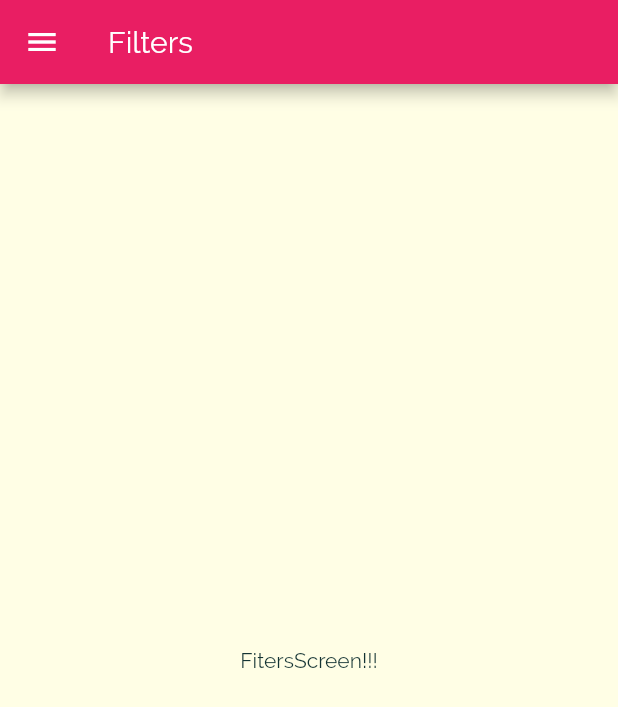
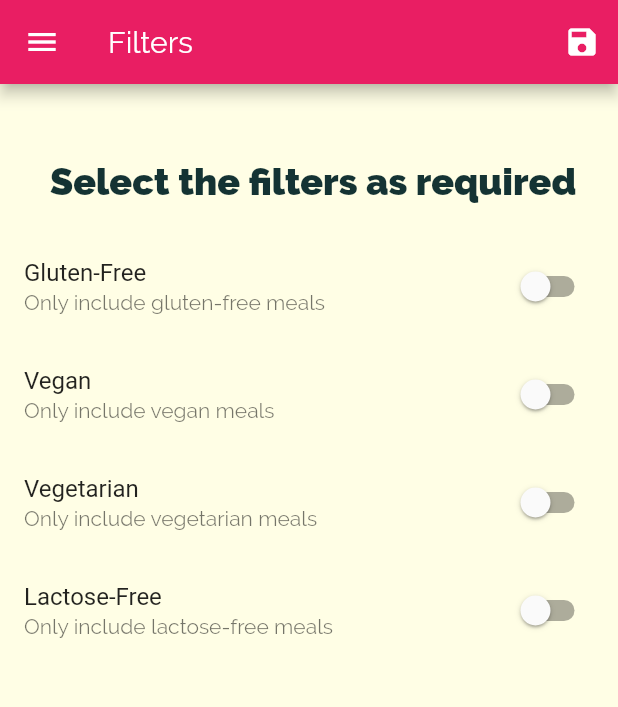
Before and after one commit to shalomalexander/Flutter-Projects, a Flutter app: the FiltersScreen screen opened by its route, on a phone screen of 412 x 824 dp. Shown: the top 707 px of the screen. Run offline on Flutter 3.47's test engine with Material 2 defaults, Android fonts, the phone set to English and light mode, and no system bars.

Commit message:
added filters and favourites

```diff
--- a/meals_app/lib/main.dart
+++ b/meals_app/lib/main.dart
@@ -1,14 +1,73 @@
 import 'package:flutter/material.dart';
-import 'package:meals_app/screens/filters_screen.dart';
+
+import './dummy_data.dart';
+import './screens/filters_screen.dart';
 import './screens/meals_detail_screen.dart';
 import './screens/tabs_screen.dart';
-
 import './screens/categories_screen.dart';
 import './screens/category_meals_screen.dart';
+import 'models/meal.dart';
 
 void main() => runApp(MyApp());
 
-class MyApp extends StatelessWidget {
+class MyApp extends StatefulWidget {
+  @override
+  _MyAppState createState() => _MyAppState();
+}
+
+class _MyAppState extends State<MyApp> {
+  Map<String, bool> _filters = {
+    'gluten': false,
+    'lactose': false,
+    'vegan': false,
+    'vegetarian': false,
+  };
+
+  List<Meal> _availableMeals = DUMMY_MEALS;
+  List<Meal> _favouriteMeals = [];
+
+  void _setFilters(Map<String, bool> filterData) {
+    setState(() {
+      _filters = filterData;
+
+      _availableMeals = DUMMY_MEALS.where((element) {
+        if (_filters['gluten'] && !element.isGlutenFree) {
+          return false;
+        }
+        if (_filters['lactose'] && !element.isLactoseFree) {
+          return false;
+        }
+        if (_filters['vegan'] && !element.isVegan) {
+          return false;
+        }
+        if (_filters['vegetarian'] && !element.isVegetarian) {
+          return false;
+        }
+        return true;
+      }).toList();
+    });
+  }
+
+  void _toggleFavourite(String mealId) {
+    final existingIndex =
+        _favouriteMeals.indexWhere((element) => mealId == element.id);
+
+    if (existingIndex >= 0) {
+      setState(() {
+        _favouriteMeals.removeAt(existingIndex);
+      });
+    } else {
+      setState(() {
+        _favouriteMeals
+            .add(DUMMY_MEALS.firstWhere((element) => mealId == element.id));
+      });
+    }
+  }
+
+  bool isMealFavourite (String mealId) {
+    return _favouriteMeals.any((element) => mealId == element.id);
+  }
+
   @override
   Widget build(BuildContext context) {
     return MaterialApp(
@@ -33,13 +92,15 @@ class MyApp extends StatelessWidget {
       ),
       initialRoute: '/',
       routes: {
-        '/': (ctx) => TabsScreen(),
-        CategoryMealsScreen.routeName: (ctx) => CategoryMealsScreen(),
-        MealsDetailScreen.routeName: (ctx) => MealsDetailScreen(),
-        FiltersScreen.routeName: (ctx) => FiltersScreen(),
+        '/': (ctx) => TabsScreen(_favouriteMeals),
+        CategoryMealsScreen.routeName: (ctx) =>
+            CategoryMealsScreen(_availableMeals),
+        MealsDetailScreen.routeName: (ctx) => MealsDetailScreen(_toggleFavourite, isMealFavourite),
+        FiltersScreen.routeName: (ctx) => FiltersScreen(_filters, _setFilters),
       },
       onUnknownRoute: (settings) {
-        return MaterialPageRoute(builder: (ctx)=>CategoriesScreen());
+        return MaterialPageRoute(
+            builder: (ctx) => CategoriesScreen());
       },
     );
   }
--- a/meals_app/lib/screens/categories_screen.dart
+++ b/meals_app/lib/screens/categories_screen.dart
@@ -1,9 +1,11 @@
 import 'package:flutter/material.dart';
+
+import '../models/meal.dart';
 import '../widgets/category_item.dart';
-
 import '../dummy_data.dart';
 
 class CategoriesScreen extends StatelessWidget {
+
   @override
   Widget build(BuildContext context) {
     return  GridView(
--- a/meals_app/lib/screens/filters_screen.dart
+++ b/meals_app/lib/screens/filters_screen.dart
@@ -1,18 +1,111 @@
 import 'package:flutter/material.dart';
 import '../widgets/main_drawer.dart';
 
-class FiltersScreen extends StatelessWidget {
+class FiltersScreen extends StatefulWidget {
   static const routeName = "/filters";
+  Function saveFilters;
+  Map<String, bool> currentFilters;
+
+  FiltersScreen(this.currentFilters, this.saveFilters);
+
+  @override
+  _FiltersScreenState createState() => _FiltersScreenState();
+}
+
+class _FiltersScreenState extends State<FiltersScreen> {
+  bool _glutenFree = false;
+  bool _vegetarian = false;
+  bool _vegan = false;
+  bool _lactoseFree = false;
+
+  @override
+  void initState() {
+    // TODO: implement initState
+    _glutenFree = widget.currentFilters['gluten'];
+    _lactoseFree = widget.currentFilters['lactose'];
+    _vegan = widget.currentFilters['vegan'];
+    _vegetarian = widget.currentFilters['vegetarian'];
+    super.initState();
+  }
 
   @override
   Widget build(BuildContext context) {
     return Scaffold(
       appBar: AppBar(
         title: Text("Filters"),
+        actions: <Widget>[
+          IconButton(
+              icon: Icon(Icons.save),
+              onPressed: () {
+                final _selectedFilters = {
+                  'gluten': _glutenFree,
+                  'lactose': _lactoseFree,
+                  'vegan': _vegan,
+                  'vegetarian': _vegetarian,
+                };
+                widget.saveFilters(_selectedFilters);
+              })
+        ],
       ),
       drawer: MainDrawer(),
-      body: Center(
-        child: Text("FitersScreen!!!"),
+      body: Column(
+        children: <Widget>[
+          Container(
+            width: double.infinity,
+            alignment: Alignment.center,
+            padding: EdgeInsets.only(top: 50, bottom: 20),
+            child: Text(" Select the filters as required",
+                style: TextStyle(
+                  fontWeight: FontWeight.bold,
+                  fontSize: 25,
+                )),
+          ),
+          Expanded(
+              child: ListView(
+            children: <Widget>[
+              SwitchListTile(
+                title: Text("Gluten-Free"),
+                value: _glutenFree,
+                subtitle: Text("Only include gluten-free meals"),
+                onChanged: (newValue) {
+                  setState(() {
+                    _glutenFree = newValue;
+                  });
+                },
+              ),
+              SwitchListTile(
+                title: Text("Vegan"),
+                value: _vegan,
+                subtitle: Text("Only include vegan meals"),
+                onChanged: (newValue) {
+                  setState(() {
+                    _vegan = newValue;
+                  });
+                },
+              ),
+              SwitchListTile(
+                title: Text("Vegetarian"),
+                value: _vegetarian,
+                subtitle: Text("Only include vegetarian meals"),
+                onChanged: (newValue) {
+                  setState(() {
+                    _vegetarian = newValue;
+                  });
+                },
+              ),
+              SwitchListTile(
+                title: Text("Lactose-Free"),
+                value: _lactoseFree,
+                subtitle: Text("Only include lactose-free meals"),
+                onChanged: (newValue) {
+                  setState(() {
+                    _lactoseFree = newValue;
+                  });
+                },
+              ),
+            ],
+          )),
+        ],
       ),
     );
   }
```
Also changed, not shown: meals_app/lib/screens/category_meals_screen.dart (+43 -19 lines), meals_app/lib/screens/favourites_screen.dart (+26 -5 lines), meals_app/lib/screens/meals_detail_screen.dart (+6 -4 lines), meals_app/lib/screens/tabs_screen.dart (+16 -4 lines), meals_app/lib/widgets/meal_item.dart (+6 -2 lines).
